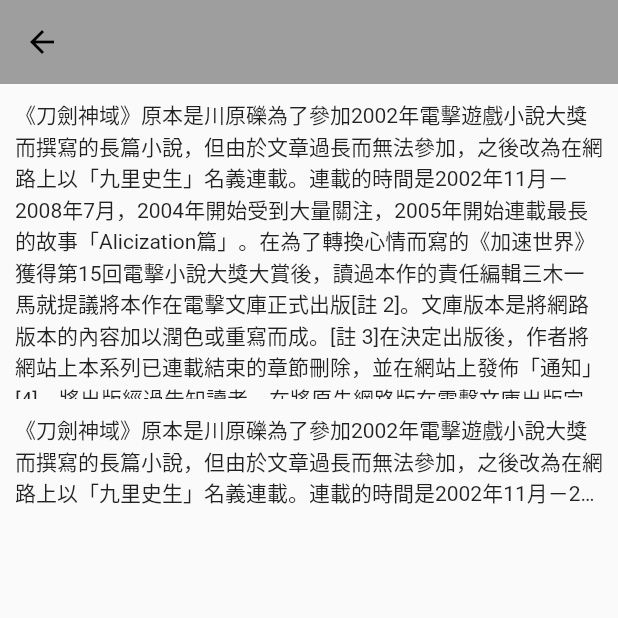
After one commit to Salmonberry/Collapse, a Flutter app: the TextWidgetPanel screen opened by its route, on a phone screen of 412 x 824 dp, the top half of it. The commit adds this screen. Run offline on Flutter 3.47's test engine with Material 2 defaults, Android fonts, the phone set to English and light mode, and no system bars; our stand-ins replace cached_network_image, date_format, dio, dropdown_button2, flutter_image_compress, fluttertoast and 5 more.

Commit message:
update:add text wrap setting example

```diff
--- a/example/lib/home/home.dart
+++ b/example/lib/home/home.dart
@@ -16,6 +16,7 @@ class _MyHomePageState extends State<MyHomePage> {
     HomeItemEntity('Buttons', Icons.add, '/buttons_panel'),
     HomeItemEntity('Inputs', Icons.ac_unit_rounded, '/input_widgets'),
     HomeItemEntity('Layouts', Icons.change_circle, '/layout'),
+    HomeItemEntity('Texts', Icons.change_circle, '/text_widget_panel'),
   ];
 
   @override
--- a/example/lib/main.dart
+++ b/example/lib/main.dart
@@ -45,6 +45,7 @@ class MyApp extends StatelessWidget {
         '/tab_list_page': (context) => const TabListPage(),
         '/tab_bar_and_tab_bar_view_page':(context)=> const TabBarAndTabBarViewPage(),
         '/tab_bar_and_offstage_page':(context)=> const TabBarAndOffstagePage(),
+        '/text_widget_panel':(context)=> const TextWidgetPanel(),
         '/test': (context) => const InputWidgetsPanel(),
       },
     );
--- a/lib/collapse.dart
+++ b/lib/collapse.dart
@@ -13,5 +13,6 @@ export 'src/widgets/buttons/buttons_panel.dart';
 export 'src/layout/grid_view/grid_view_layout/grid_view_layout.dart';
 export 'src/layout/grid_view/grid_view_column/grid_view_column.dart';
 export 'src/widgets/inputs/input_widgets_panel.dart';
+export 'src/widgets/texts/text_widget_panel.dart';
 export 'src/layout/tab/tab_bar_and_tab_bar_view/tab_bar_and_tab_bar_view_page.dart';
 export 'src/layout/tab/tab_bar_and_offstage/tab_bar_and_offstage_page.dart';
--- a/lib/src/layout/tab/tab_bar_and_offstage/tab_bar_and_offstage_page.dart
+++ b/lib/src/layout/tab/tab_bar_and_offstage/tab_bar_and_offstage_page.dart
@@ -1,6 +1,3 @@
-import 'dart:math';
-
-import 'package:collapse/src/res/dimens.dart';
 import 'package:flutter/material.dart';
 
 class TabBarAndOffstagePage extends StatefulWidget {
--- /dev/null
+++ b/lib/src/widgets/texts/text_widget_panel.dart
@@ -0,0 +1,58 @@
+import 'package:flutter/cupertino.dart';
+import 'package:flutter/material.dart';
+
+class TextWidgetPanel extends StatefulWidget {
+  const TextWidgetPanel({Key? key}) : super(key: key);
+
+  @override
+  State<TextWidgetPanel> createState() => _TextWidgetPanelState();
+}
+
+class _TextWidgetPanelState extends State<TextWidgetPanel> {
+  @override
+  Widget build(BuildContext context) {
+    return Scaffold(
+      appBar: AppBar(),
+      body: Container(
+        padding: const EdgeInsets.symmetric(vertical: 10,horizontal: 10),
+        child: Column(
+          children: [
+            _buildTextWidgetWithAutoWrap(),
+            const SizedBox(height: 10),
+            _buildTextWidgetWithAutoWrapAndEllipsis()],
+        ),
+      ),
+    );
+  }
+
+  Widget _buildTextWidgetWithAutoWrap() {
+    // 定义一个Text（）能换行，需要具备如下条件：
+    // 包裹Text的上层父级是有具体的大小，即长宽
+    // Text需要设置自动换行属性：softWrap:true
+    return const SizedBox(
+      width: 400,
+      height: 200,
+      child: Text(
+        '《刀劍神域》原本是川原礫為了參加2002年電擊遊戲小說大獎而撰寫的長篇小說，但由於文章過長而無法參加，之後改為在網路上以「九里史生」名義連載。連載的時間是2002年11月－2008年7月，2004年開始受到大量關注，2005年開始連載最長的故事「Alicization篇」。在為了轉換心情而寫的《加速世界》獲得第15回電擊小說大獎大賞後，讀過本作的責任編輯三木一馬就提議將本作在電擊文庫正式出版[註 2]。文庫版本是將網路版本的內容加以潤色或重寫而成。[註 3]在決定出版後，作者將網站上本系列已連載結束的章節刪除，並在網站上發佈「通知」[4]，將出版經過告知讀者。在將原先網路版在電擊文庫出版完成之後，川原礫繼續創作了後續全新的的Unital Ring篇章。',
+        softWrap: true,
+      ),
+    );
+  }
+
+  Widget _buildTextWidgetWithAutoWrapAndEllipsis() {
+    // 定义一个Text（）能换行且带有省略号，需要具备如下条件：
+    // 包裹Text的上层父级是有具体的大小，即长宽
+    // Text需要设置最大的换行数和超出换行数显示为省略号：
+    // maxLines：[maxLine]
+    // overflow: TextOverflow.ellipsis
+    return const SizedBox(
+      width: 400,
+      height: 200,
+      child: Text(
+        '《刀劍神域》原本是川原礫為了參加2002年電擊遊戲小說大獎而撰寫的長篇小說，但由於文章過長而無法參加，之後改為在網路上以「九里史生」名義連載。連載的時間是2002年11月－2008年7月，2004年開始受到大量關注，2005年開始連載最長的故事「Alicization篇」。在為了轉換心情而寫的《加速世界》獲得第15回電擊小說大獎大賞後，讀過本作的責任編輯三木一馬就提議將本作在電擊文庫正式出版[註 2]。文庫版本是將網路版本的內容加以潤色或重寫而成。[註 3]在決定出版後，作者將網站上本系列已連載結束的章節刪除，並在網站上發佈「通知」[4]，將出版經過告知讀者。在將原先網路版在電擊文庫出版完成之後，川原礫繼續創作了後續全新的的Unital Ring篇章。',
+        maxLines: 3,
+        overflow: TextOverflow.ellipsis,
+      ),
+    );
+  }
+}
--- a/pubspec.yaml
+++ b/pubspec.yaml
@@ -22,6 +22,7 @@ dependencies:
   loading_animation_widget: ^1.1.0+5
   dropdown_button2: ^1.4.0
   date_format: ^2.0.6
+  dio: 4.0.0
 
 dev_dependencies:
   flutter_test:
```
Also changed, not shown: lib/src/exceptions/dio_error_handle.dart (added, +35 -0 lines), lib/src/exceptions/error_handle.dart (added, +64 -0 lines), lib/src/utils/event_handler.dart (added, +15 -0 lines), example/pubspec.lock, 4 other files.
